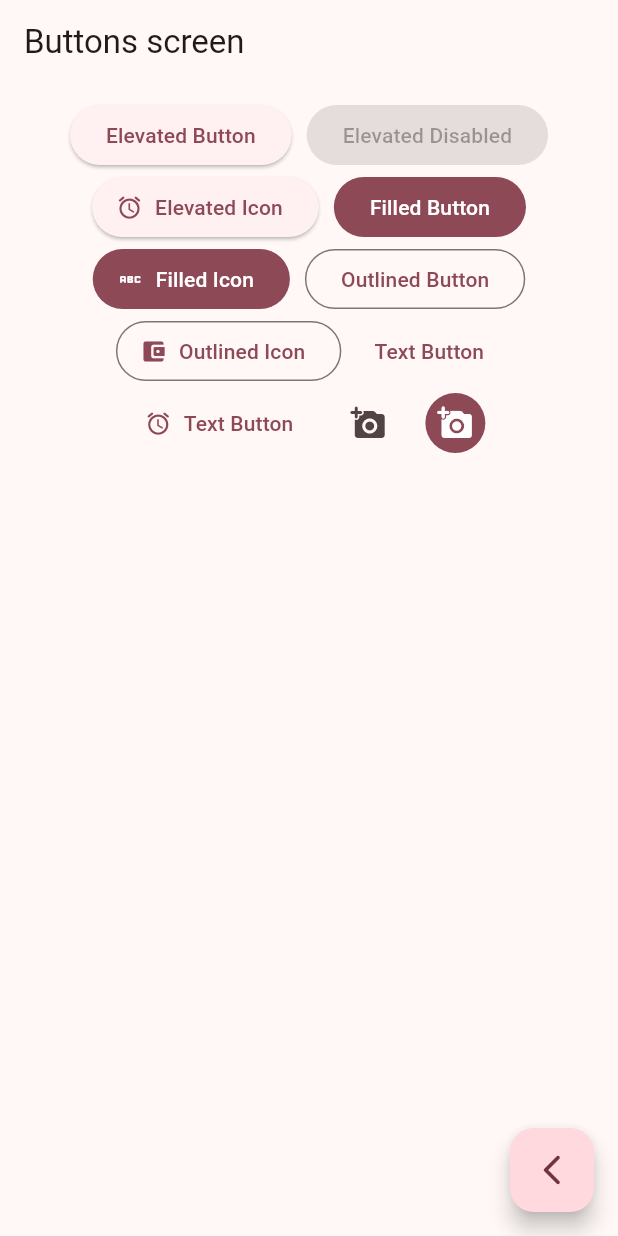
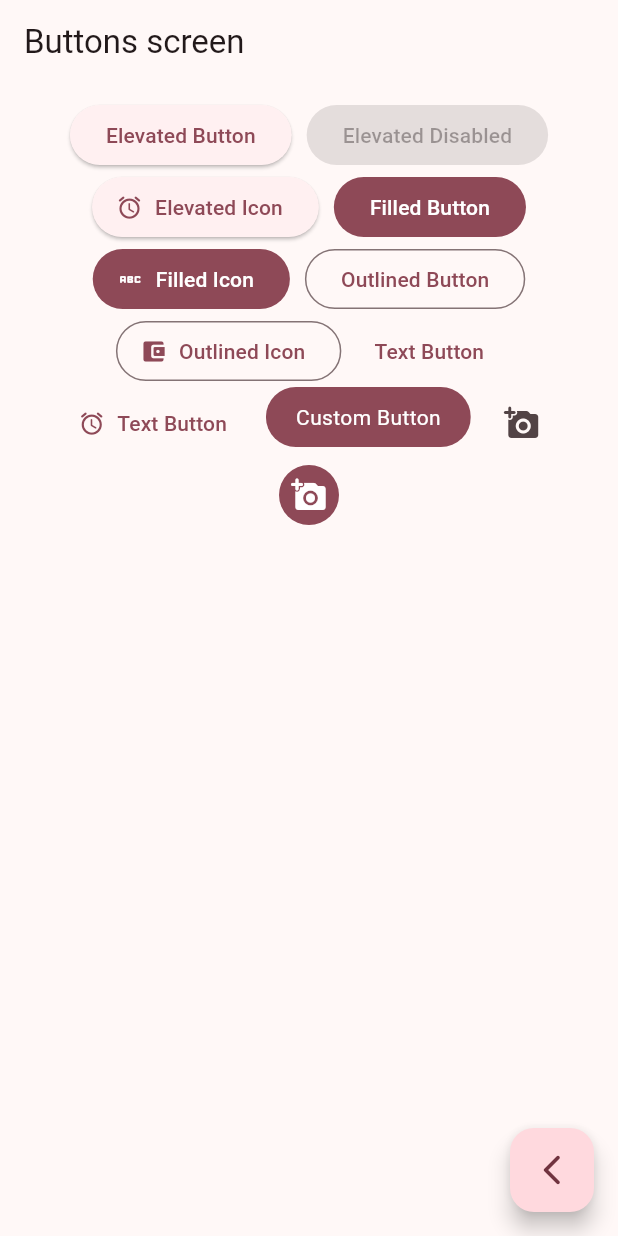
Before and after one commit to ArizHernandez/widgets_app, a Flutter app: the ButtonsScreen screen opened by its route, on a phone screen of 412 x 824 dp. Run offline on Flutter 3.47's test engine with Material 2 defaults, Android fonts, the phone set to English and light mode, and no system bars; our stand-ins replace go_router.

Commit message:
custom button created

```diff
--- a/lib/presentation/screens/buttons/buttons_screen.dart
+++ b/lib/presentation/screens/buttons/buttons_screen.dart
@@ -1,5 +1,6 @@
 import 'package:flutter/material.dart';
 import 'package:go_router/go_router.dart';
+import 'package:widgets_app/presentation/widgets/custom_button.dart';
 
 class ButtonsScreen extends StatelessWidget {
   static const String name = 'buttons_screen';
@@ -78,7 +79,11 @@ class _ButtonsView extends StatelessWidget {
               icon: const Icon(Icons.access_alarm_rounded),
               label: const Text("Text Button"),
             ),
-            //TODO: Add Custom Button
+            CustomButton(
+              onPressed: () {},
+              text: "Custom Button",
+              color: colors.primary,
+            ),
             IconButton(
               onPressed: () {},
               icon: const Icon(Icons.add_a_photo_rounded),
--- /dev/null
+++ b/lib/presentation/widgets/custom_button.dart
@@ -0,0 +1,34 @@
+import 'package:flutter/material.dart';
+
+class CustomButton extends StatelessWidget {
+  final String text;
+  final Color? color;
+  final VoidCallback? onPressed;
+
+  const CustomButton({
+    super.key,
+    required this.text,
+    required this.onPressed,
+    this.color,
+  });
+
+  @override
+  Widget build(BuildContext context) {
+    return ClipRRect(
+      borderRadius: BorderRadius.circular(20),
+      child: Material(
+        color: onPressed != null ? color : Colors.grey[400],
+        child: InkWell(
+          onTap: onPressed,
+          child: Padding(
+            padding: const EdgeInsets.symmetric(horizontal: 20, vertical: 10),
+            child: Text(
+              text,
+              style: const TextStyle(color: Colors.white),
+            ),
+          ),
+        ),
+      ),
+    );
+  }
+}
```
